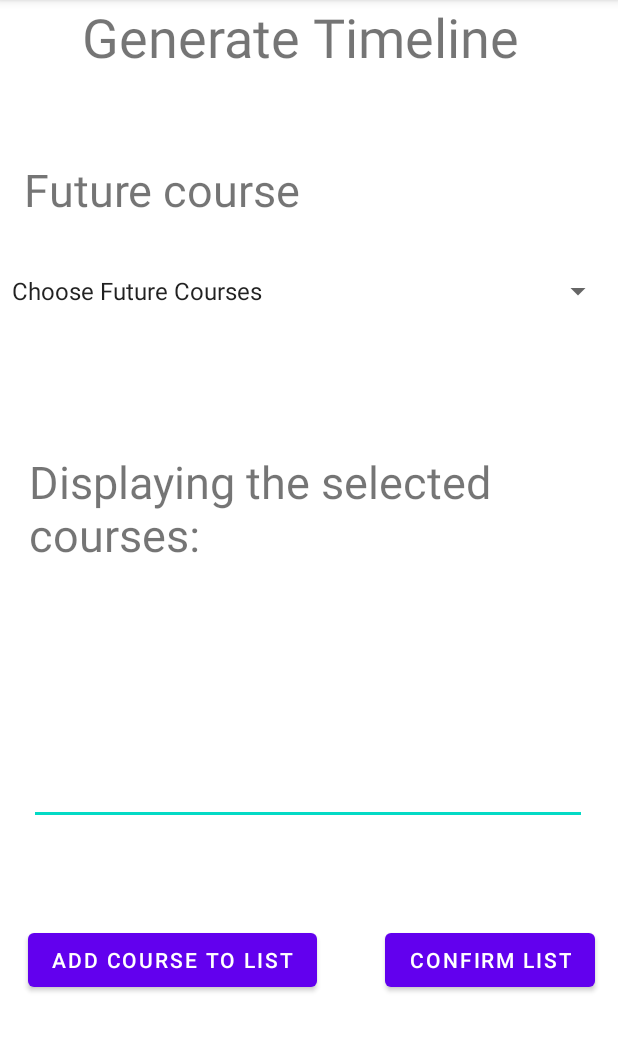
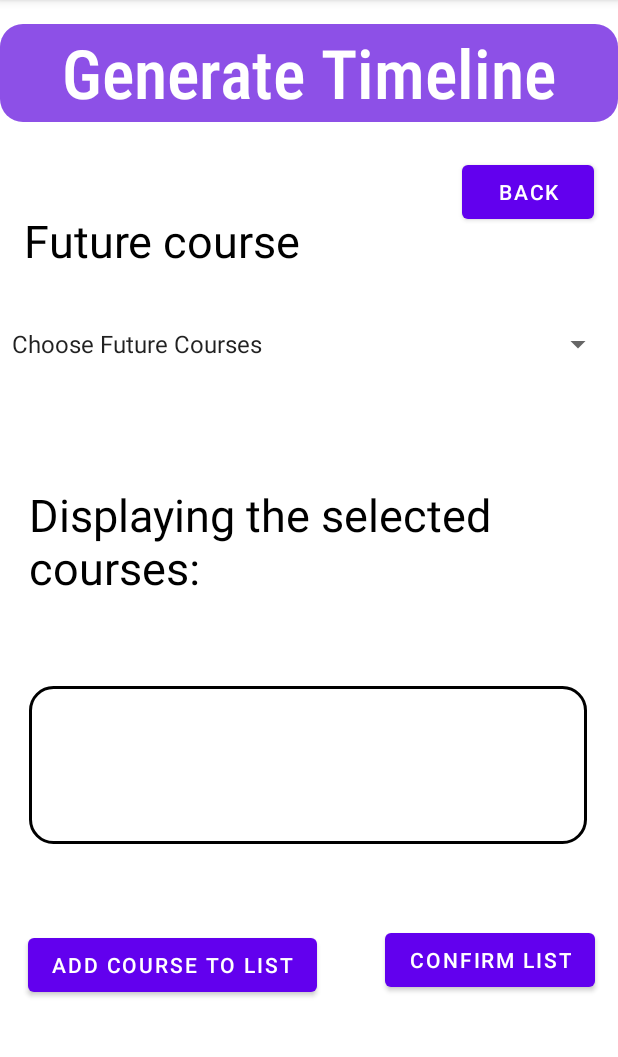
Before and after one commit to aks-456/b07-project, an Android app: the GenerateCourseStudent screen opened directly, with no data from a screen before it, on a phone screen of 412 x 824 dp, the part 84-1141 px from its top. Run offline under Robolectric (Android 15) with nearby library versions, the phone set to English and light mode, and no system bars; our stand-ins replace Firebase (no records; nobody signed in at launch, a user with empty details on screens opened directly).

Commit message:
(with help from Aahil) fixed edit courses, and generate course student

```diff
--- a/B07Project/app/src/main/java/com/example/b07project/EditCourseAdmin.java
+++ b/B07Project/app/src/main/java/com/example/b07project/EditCourseAdmin.java
@@ -301,7 +301,7 @@ public class EditCourseAdmin extends AppCompatActivity {
         });
     }
 
-    private void deleteCourse(String courseCode) {
+    private void deleteCourse(String courseCode, String preCode) {
         Log.e("TAG", courseCode);
 
         mDatabase.child("admin_courses").get().addOnCompleteListener(new OnCompleteListener<DataSnapshot>() {
@@ -323,6 +323,7 @@ public class EditCourseAdmin extends AppCompatActivity {
                                         newPrereqs += prereqs[j] + ",";
                                     }
                                 }
+                                newPrereqs += preCode + ",";
                                 int upperBound = 0;
                                 if (!newPrereqs.equals("")) {
                                     upperBound = newPrereqs.length() - 1;
@@ -363,7 +364,7 @@ public class EditCourseAdmin extends AppCompatActivity {
                         for (DataSnapshot ds : task.getResult().getChildren()) {
                             if (ds.getKey().equals(preCode)) { // Check if it equals the intent code
                                 //Delete previous course if code has changed
-                                deleteCourse(preCode);
+                                deleteCourse(preCode, code);
                             }
 
                             //Change prerequisites for other courses (if code has changed)
--- a/B07Project/app/src/main/java/com/example/b07project/EditCourses.java
+++ b/B07Project/app/src/main/java/com/example/b07project/EditCourses.java
@@ -132,6 +132,7 @@ public class EditCourses extends AppCompatActivity {
                                                     newPrereqs += prereqs[j] + ",";
                                                 }
                                             }
+
                                             int upperBound = 0;
                                             if (!newPrereqs.equals("")) {
                                                 upperBound = newPrereqs.length()-1;
--- a/B07Project/app/src/main/java/com/example/b07project/GenerateCourseStudent.java
+++ b/B07Project/app/src/main/java/com/example/b07project/GenerateCourseStudent.java
@@ -29,7 +29,7 @@ public class GenerateCourseStudent extends AppCompatActivity {
 
     DatabaseReference mDatabase;
     Spinner spfuture;
-    Button addfubutton, confirmbutton;
+    Button addfubutton, confirmbutton, backbtn;
     EditText displaytext;
 
     FirebaseAuth firebaseauth = FirebaseAuth.getInstance();
@@ -43,6 +43,7 @@ public class GenerateCourseStudent extends AppCompatActivity {
         spfuture = (Spinner) findViewById(R.id.spinnerfuture);
         addfubutton = (Button) findViewById(R.id.addfubutton);
         confirmbutton = (Button) findViewById(R.id.confirmbutton);
+        backbtn = (Button) findViewById(R.id.backbtn);
         displaytext = (EditText) findViewById(R.id.displaytext);
         mDatabase = FirebaseDatabase.getInstance().getReference();
 
@@ -79,6 +80,14 @@ public class GenerateCourseStudent extends AppCompatActivity {
                     }
                     displaytext.setText(newer);
                 }
+            }
+        });
+
+        backbtn.setOnClickListener(new View.OnClickListener() {
+            @Override
+            public void onClick(View view) {
+                Intent intent = new Intent(GenerateCourseStudent.this, StudentHomePage.class);
+                startActivity(intent);
             }
         });
 
--- a/B07Project/app/src/main/res/layout/activity_generate_course_student.xml
+++ b/B07Project/app/src/main/res/layout/activity_generate_course_student.xml
@@ -8,15 +8,21 @@
 
     <TextView
         android:id="@+id/textView"
-        android:layout_width="303dp"
-        android:layout_height="62dp"
+        android:layout_width="match_parent"
+        android:layout_height="65dp"
         android:text="Generate Timeline"
-        android:textSize="36sp"
+        android:textSize="45sp"
         app:layout_constraintBottom_toBottomOf="parent"
         app:layout_constraintEnd_toEndOf="parent"
+        app:layout_constraintHorizontal_bias="0.046"
         app:layout_constraintStart_toStartOf="parent"
         app:layout_constraintTop_toTopOf="parent"
-        app:layout_constraintVertical_bias="0.0" />
+        app:layout_constraintVertical_bias="0.023"
+        android:background="@drawable/background_text_view"
+        android:backgroundTint="#8D50E7"
+        android:fontFamily="sans-serif-condensed-medium"
+        android:gravity="center"
+        android:textColor="@color/white" />
 
     <Button
         android:id="@+id/addfubutton"
@@ -37,12 +43,13 @@
         android:layout_marginTop="44dp"
         android:text="Future course"
         android:textSize="30sp"
-        app:layout_constraintBottom_toTopOf="@+id/addfubutton"
+        android:textColor="@color/black"
+    app:layout_constraintBottom_toTopOf="@+id/addfubutton"
         app:layout_constraintEnd_toEndOf="parent"
         app:layout_constraintHorizontal_bias="0.07"
         app:layout_constraintStart_toStartOf="parent"
         app:layout_constraintTop_toBottomOf="@+id/textView"
-        app:layout_constraintVertical_bias="0.0" />
+        app:layout_constraintVertical_bias="0.033" />
 
     <Spinner
         android:id="@+id/spinnerfuture"
@@ -54,7 +61,7 @@
         app:layout_constraintHorizontal_bias="0.0"
         app:layout_constraintStart_toStartOf="parent"
         app:layout_constraintTop_toBottomOf="@+id/textView"
-        app:layout_constraintVertical_bias="0.0" />
+        app:layout_constraintVertical_bias="0.029" />
 
     <TextView
         android:id="@+id/textView2"
@@ -62,6 +69,7 @@
         android:layout_height="wrap_content"
         android:text="Displaying the selected courses:"
         android:textSize="30sp"
+        android:textColor="@color/black"
         app:layout_constraintBottom_toTopOf="@+id/addfubutton"
         app:layout_constraintEnd_toEndOf="parent"
         app:layout_constraintHorizontal_bias="0.256"
@@ -76,6 +84,7 @@
         android:ems="10"
         android:inputType="textPersonName"
         android:text=""
+        android:background="@drawable/background_list_view"
         app:layout_constraintBottom_toTopOf="@+id/addfubutton"
         app:layout_constraintEnd_toEndOf="parent"
         app:layout_constraintHorizontal_bias="0.487"
@@ -94,4 +103,16 @@
         app:layout_constraintStart_toEndOf="@+id/addfubutton"
         app:layout_constraintTop_toTopOf="parent"
         app:layout_constraintVertical_bias="0.856" />
+
+    <Button
+        android:id="@+id/backbtn"
+        android:layout_width="wrap_content"
+        android:layout_height="wrap_content"
+        android:text="Back"
+        app:layout_constraintBottom_toBottomOf="parent"
+        app:layout_constraintEnd_toEndOf="parent"
+        app:layout_constraintHorizontal_bias="0.95"
+        app:layout_constraintStart_toStartOf="parent"
+        app:layout_constraintTop_toTopOf="parent"
+        app:layout_constraintVertical_bias="0.144" />
 </androidx.constraintlayout.widget.ConstraintLayout>
```
